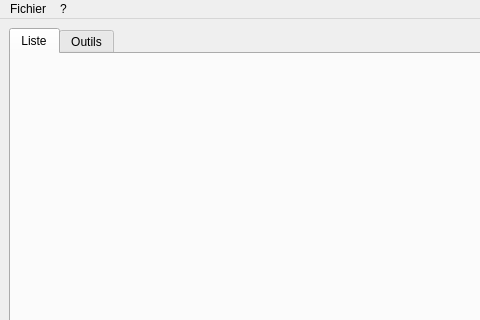
First picture: the form in src/ui/mainwindow.ui, repository seigneurfuo/MyAnimeManager3, before the edit; both pictures show x 0 to 480 and y 0 to 320 of the 1014 by 674 pixel window.
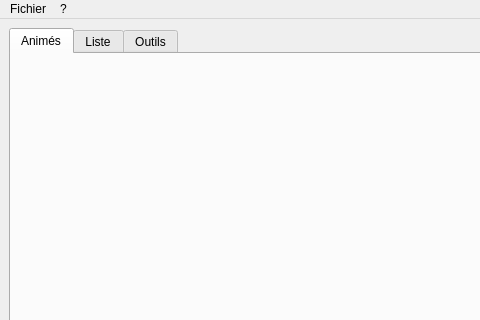
Second picture: the form after the edit. Icons and pictures are not drawn.

Commit message: Corrections et avancement de l'interface.

What changed in the file:
```diff
--- a/src/ui/mainwindow.ui
+++ b/src/ui/mainwindow.ui
@@ -26,7 +26,7 @@
       </property>
       <widget class="QWidget" name="planning_tab">
        <attribute name="title">
-        <string>Liste</string>
+        <string>Animés</string>
        </attribute>
        <layout class="QGridLayout" name="gridLayout_3">
         <item row="0" column="0">
@@ -34,6 +34,11 @@
         </item>
        </layout>
       </widget>
+      <widget class="QWidget" name="tab">
+       <attribute name="title">
+        <string>Liste</string>
+       </attribute>
+      </widget>
       <widget class="QWidget" name="tools_tab">
        <attribute name="title">
         <string>Outils</string>
```
Left out of the diff: 7 changed lines with no effect on the pictures. The commit also changes 7 other files.
